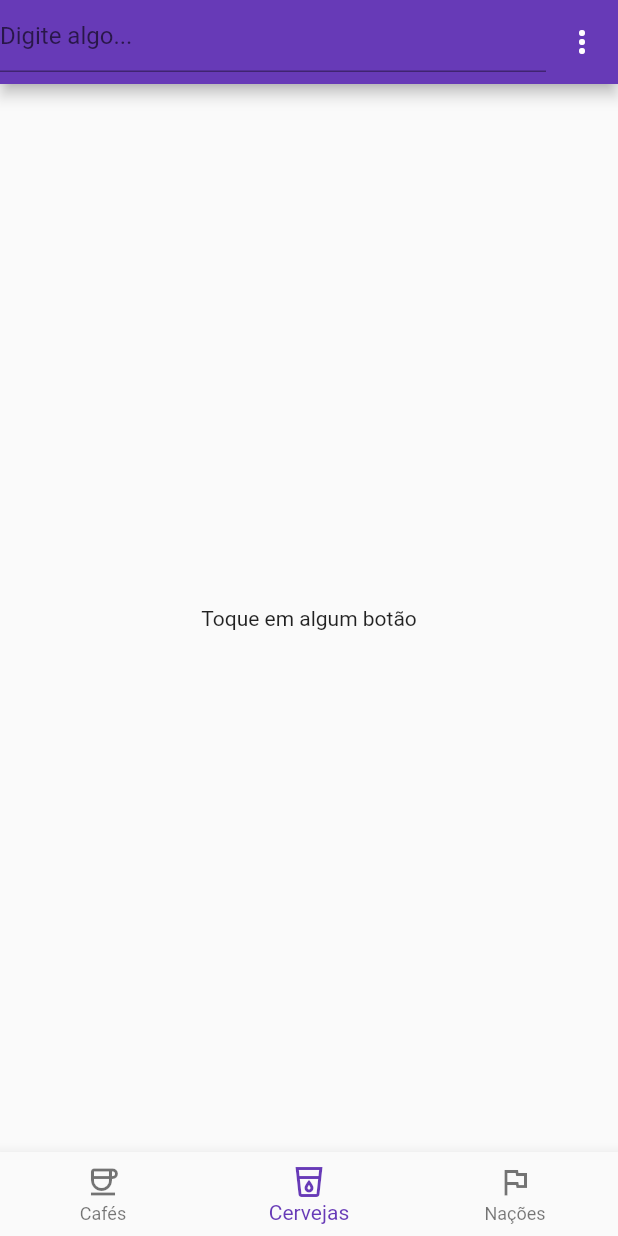
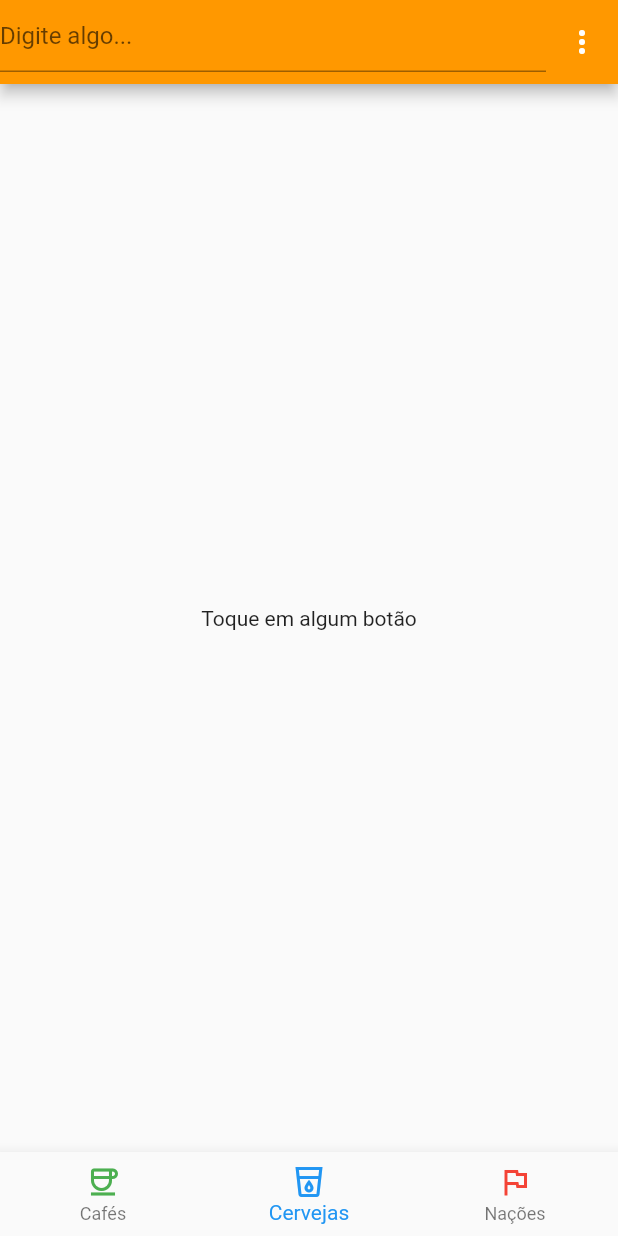
Before and after one commit to ErickBezerrar/POO-1, a Flutter app: the screen it shows after launch, on a phone screen of 412 x 824 dp. Run offline on Flutter 3.47's test engine with Material 2 defaults, Android fonts, the phone set to English and light mode, and no system bars; our stand-ins replace flutter_hooks; key blocks and very long unbroken strings in the code were emptied for the run.

Commit message:
ordenação

```diff
--- a/receita10c2/lib/view/widgets.dart
+++ b/receita10c2/lib/view/widgets.dart
@@ -6,7 +6,9 @@ class MyApp extends HookWidget {
   @override
   Widget build(BuildContext context) {
     return MaterialApp(
-        theme: ThemeData(primarySwatch: Colors.deepPurple),
+      theme: ThemeData(
+        primaryColor: Colors.blue, // Altera a cor primária para azul
+      ),
       debugShowCheckedModeBanner: false,
       home: Scaffold(
         appBar: PreferredSize(
@@ -34,7 +36,9 @@ class MyApp extends HookWidget {
                       child: DataTableWidget(
                         jsonObjects: value['dataObjects'],
                         propertyNames: value['propertyNames'],
-                                columnNames: value['columnNames'])),
+                        columnNames: value['columnNames'],
+                      ),
+                    ),
                   ),
                 );
 
@@ -43,10 +47,11 @@ class MyApp extends HookWidget {
             }
 
             return Text("...");
-              }),
-          bottomNavigationBar:
-              NewNavBar(itemSelectedCallback: dataService.carregar),
-        ));
+          },
+        ),
+        bottomNavigationBar: NewNavBar(itemSelectedCallback: dataService.carregar),
+      ),
+    );
   }
 }
 
@@ -70,13 +75,18 @@ class NewNavBar extends HookWidget {
       items: const [
         BottomNavigationBarItem(
           label: "Cafés",
-            icon: Icon(Icons.coffee_outlined),
+          icon: Icon(Icons.coffee_outlined, color: Colors.green), // Altera a cor do ícone para verde
         ),
         BottomNavigationBarItem(
-              label: "Cervejas", icon: Icon(Icons.local_drink_outlined)),
+          label: "Cervejas",
+          icon: Icon(Icons.local_drink_outlined, color: Colors.blue), // Altera a cor do ícone para azul
+        ),
         BottomNavigationBarItem(
-              label: "Nações", icon: Icon(Icons.flag_outlined))
-        ]);
+          label: "Nações",
+          icon: Icon(Icons.flag_outlined, color: Colors.red), // Altera a cor do ícone para vermelho
+        ),
+      ],
+    );
   }
 }
 
@@ -85,10 +95,11 @@ class DataTableWidget extends HookWidget {
   final List<String> columnNames;
   final List<String> propertyNames;
 
-  DataTableWidget(
-      {this.jsonObjects = const [],
+  DataTableWidget({
+    this.jsonObjects = const [],
     this.columnNames = const [],
-      this.propertyNames = const []});
+    this.propertyNames = const [],
+  });
 
   @override
   Widget build(BuildContext context) {
@@ -98,25 +109,47 @@ class DataTableWidget extends HookWidget {
     return DataTable(
       sortAscending: sortAscending.value,
       sortColumnIndex: sortColumnIndex.value,
+      dataRowColor: MaterialStateColor.resolveWith((states) => Colors.grey), // Altera a cor de fundo das células para cinza claro
       columns: columnNames
-            .map((name) => DataColumn(
+          .map(
+            (name) => DataColumn(
               onSort: (columnIndex, ascending) {
                 sortColumnIndex.value = columnIndex;
                 sortAscending.value = !sortAscending.value;
 
-                  dataService.ordenarEstadoAtual(
-                      propertyNames[columnIndex], sortAscending.value);
+                dataService.ordenarEstadoAtual(propertyNames[columnIndex], sortAscending.value);
               },
               label: Expanded(
-                    child: Text(name,
-                        style: TextStyle(fontStyle: FontStyle.italic)))))
+                child: Text(
+                  name,
+                  style: TextStyle(
+                    fontStyle: FontStyle.italic,
+                    color: Colors.black, // Altera a cor do texto da coluna para preto
+                  ),
+                ),
+              ),
+            ),
+          )
           .toList(),
       rows: jsonObjects
-            .map((obj) => DataRow(
+          .map(
+            (obj) => DataRow(
               cells: propertyNames
-                    .map((propName) => DataCell(Text(obj[propName])))
-                    .toList()))
-            .toList());
+                  .map(
+                    (propName) => DataCell(
+                      Text(
+                        obj[propName],
+                        style: TextStyle(
+                          color: Colors.black, // Altera a cor do texto das células para preto
+                        ),
+                      ),
+                    ),
+                  )
+                  .toList(),
+            ),
+          )
+          .toList(),
+    );
   }
 }
 
@@ -129,12 +162,16 @@ class MyAppBar extends HookWidget {
   Widget build(BuildContext context) {
     var state = useState(7);
 
-    return AppBar(actions: [
+    return AppBar(
+      backgroundColor: Colors.orange,
+      actions: [
         Flexible(
           child: TextField(
             onChanged: (value) {
               _callback(value);
             },
+            cursorColor: Colors.orange, // Altera a cor do cursor para laranja
+            style: TextStyle(color: Colors.black), // Altera a cor do texto para preto
             decoration: const InputDecoration(
               hintText: 'Digite algo...',
             ),
@@ -142,17 +179,18 @@ class MyAppBar extends HookWidget {
         ),
         PopupMenuButton(
           initialValue: state.value,
-        itemBuilder: (_) => valores
-            .map((num) => PopupMenuItem(
+          itemBuilder: (_) => valores.map(
+            (num) => PopupMenuItem(
               value: num,
               child: Text("Carregar $num itens por vez"),
-                ))
-            .toList(),
+            ),
+          ).toList(),
           onSelected: (number) {
             state.value = number;
             dataService.numberOfItems = number;
           },
-      )
-    ]);
+        ),
+      ],
+    );
   }
 }
```
Lines whose indentation alone changed are shown as unchanged.
